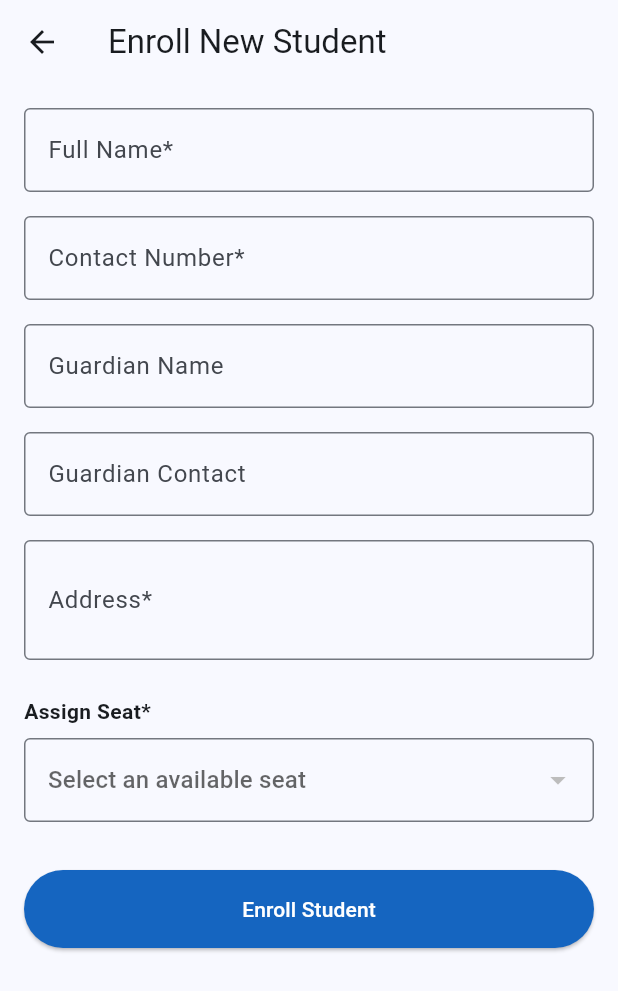
After one commit to Sarmad24x/Mehr-Study-Point, a Flutter app: the MainNavigation screen opened directly, item 3 of the bottom bar chosen, after a tap on the "add" icon, on a phone screen of 412 x 824 dp. The commit adds this screen. Shown: the top 991 px of the screen. Run offline on Flutter 3.47's test engine with Material 3 defaults, Android fonts, the phone set to English and light mode, and no system bars; our stand-ins replace cloud_firestore, firebase_auth, firebase_core, flutter_riverpod, hive, hive_flutter; accounts and stored records are empty.

Commit message:
Add student and fee management features
Introduced providers, services, and screens for student and fee management. Added Riverpod providers for students and fees, implemented Firestore-backed services for both, and created UI screens for listing, adding students, and managing fees. Updated main navigation to include new screens and role-based access.

```diff
--- /dev/null
+++ b/mehr_study_point/lib/providers/student_provider.dart
@@ -0,0 +1,27 @@
+import 'package:flutter_riverpod/flutter_riverpod.dart';
+import 'service_providers.dart';
+import '../models/student_model.dart';
+
+final studentsStreamProvider = StreamProvider<List<StudentModel>>((ref) {
+  return ref.watch(studentServiceProvider).getStudentsStream();
+});
+
+final studentSearchQueryProvider = StateProvider<String>((ref) => '');
+
+final filteredStudentsProvider = Provider<List<StudentModel>>((ref) {
+  final studentsAsync = ref.watch(studentsStreamProvider);
+  final searchQuery = ref.watch(studentSearchQueryProvider).toLowerCase();
+
+  return studentsAsync.when(
+    data: (students) {
+      if (searchQuery.isEmpty) return students;
+      return students.where((student) {
+        return student.fullName.toLowerCase().contains(searchQuery) ||
+            student.contactNumber.contains(searchQuery) ||
+            (student.assignedSeatNumber?.contains(searchQuery) ?? false);
+      }).toList();
+    },
+    loading: () => [],
+    error: (_, __) => [],
+  );
+});
--- /dev/null
+++ b/mehr_study_point/lib/screens/students/add_student_screen.dart
@@ -0,0 +1,159 @@
+import 'package:flutter/material.dart';
+import 'package:flutter_riverpod/flutter_riverpod.dart';
+import 'package:uuid/uuid.dart';
+import '../../models/student_model.dart';
+import '../../models/seat_model.dart';
+import '../../providers/service_providers.dart';
+import '../../providers/seat_provider.dart';
+
+class AddStudentScreen extends ConsumerStatefulWidget {
+  const AddStudentScreen({super.key});
+
+  @override
+  ConsumerState<AddStudentScreen> createState() => _AddStudentScreenState();
+}
+
+class _AddStudentScreenState extends ConsumerState<AddStudentScreen> {
+  final _formKey = GlobalKey<FormState>();
+  final _nameController = TextEditingController();
+  final _contactController = TextEditingController();
+  final _guardianNameController = TextEditingController();
+  final _guardianContactController = TextEditingController();
+  final _addressController = TextEditingController();
+
+  SeatModel? _selectedSeat;
+  bool _isLoading = false;
+
+  @override
+  void dispose() {
+    _nameController.dispose();
+    _contactController.dispose();
+    _guardianNameController.dispose();
+    _guardianContactController.dispose();
+    _addressController.dispose();
+    super.dispose();
+  }
+
+  Future<void> _saveStudent() async {
+    if (!_formKey.currentState!.validate()) return;
+    if (_selectedSeat == null) {
+      ScaffoldMessenger.of(context).showSnackBar(
+        const SnackBar(content: Text('Please select a seat')),
+      );
+      return;
+    }
+
+    setState(() => _isLoading = true);
+
+    try {
+      final student = StudentModel(
+        id: const Uuid().v4(),
+        fullName: _nameController.text.trim(),
+        contactNumber: _contactController.text.trim(),
+        guardianName: _guardianNameController.text.trim().isEmpty ? null : _guardianNameController.text.trim(),
+        guardianContact: _guardianContactController.text.trim().isEmpty ? null : _guardianContactController.text.trim(),
+        address: _addressController.text.trim(),
+        admissionDate: DateTime.now(),
+        status: 'Active',
+        assignedSeatId: _selectedSeat?.id,
+        assignedSeatNumber: _selectedSeat?.seatNumber,
+      );
+
+      await ref.read(studentServiceProvider).addStudent(student);
+
+      if (mounted) {
+        Navigator.pop(context);
+        ScaffoldMessenger.of(context).showSnackBar(
+          const SnackBar(content: Text('Student enrolled successfully')),
+        );
+      }
+    } catch (e) {
+      if (mounted) {
+        ScaffoldMessenger.of(context).showSnackBar(
+          SnackBar(content: Text('Error: $e')),
+        );
+      }
+    } finally {
+      if (mounted) setState(() => _isLoading = false);
+    }
+  }
+
+  @override
+  Widget build(BuildContext context) {
+    final seatsAsync = ref.watch(seatsStreamProvider);
+    final availableSeats = seatsAsync.value?.where((s) => s.status == SeatStatus.available).toList() ?? [];
+
+    return Scaffold(
+      appBar: AppBar(title: const Text('Enroll New Student')),
+      body: _isLoading
+        ? const Center(child: CircularProgressIndicator())
+        : SingleChildScrollView(
+            padding: const EdgeInsets.all(16),
+            child: Form(
+              key: _formKey,
+              child: Column(
+                crossAxisAlignment: CrossAxisAlignment.stretch,
+                children: [
+                  TextFormField(
+                    controller: _nameController,
+                    decoration: const InputDecoration(labelText: 'Full Name*', border: OutlineInputBorder()),
+                    validator: (value) => value?.isEmpty ?? true ? 'Required' : null,
+                  ),
+                  const SizedBox(height: 16),
+                  TextFormField(
+                    controller: _contactController,
+                    decoration: const InputDecoration(labelText: 'Contact Number*', border: OutlineInputBorder()),
+                    keyboardType: TextInputType.phone,
+                    validator: (value) => value?.isEmpty ?? true ? 'Required' : null,
+                  ),
+                  const SizedBox(height: 16),
+                  TextFormField(
+                    controller: _guardianNameController,
+                    decoration: const InputDecoration(labelText: 'Guardian Name', border: OutlineInputBorder()),
+                  ),
+                  const SizedBox(height: 16),
+                  TextFormField(
+                    controller: _guardianContactController,
+                    decoration: const InputDecoration(labelText: 'Guardian Contact', border: OutlineInputBorder()),
+                    keyboardType: TextInputType.phone,
+                  ),
+                  const SizedBox(height: 16),
+                  TextFormField(
+                    controller: _addressController,
+                    decoration: const InputDecoration(labelText: 'Address*', border: OutlineInputBorder()),
+                    maxLines: 2,
+                    validator: (value) => value?.isEmpty ?? true ? 'Required' : null,
+                  ),
+                  const SizedBox(height: 24),
+                  const Text('Assign Seat*', style: TextStyle(fontWeight: FontWeight.bold)),
+                  const SizedBox(height: 8),
+                  DropdownButtonFormField<SeatModel>(
+                    decoration: const InputDecoration(border: OutlineInputBorder()),
+                    hint: const Text('Select an available seat'),
+                    value: _selectedSeat,
+                    items: availableSeats.map((seat) {
+                      return DropdownMenuItem(
+                        value: seat,
+                        child: Text('Seat ${seat.seatNumber}'),
+                      );
+                    }).toList(),
+                    onChanged: (value) => setState(() => _selectedSeat = value),
+                    validator: (value) => value == null ? 'Required' : null,
+                  ),
+                  const SizedBox(height: 32),
+                  ElevatedButton(
+                    onPressed: _saveStudent,
+                    style: ElevatedButton.styleFrom(
+                      padding: const EdgeInsets.symmetric(vertical: 16),
+                      backgroundColor: Colors.blue.shade800,
+                      foregroundColor: Colors.white,
+                    ),
+                    child: const Text('Enroll Student'),
+                  ),
+                ],
+              ),
+            ),
+          ),
+    );
+  }
+}
--- /dev/null
+++ b/mehr_study_point/lib/screens/students/student_list_screen.dart
@@ -0,0 +1,78 @@
+import 'package:flutter/material.dart';
+import 'package:flutter_riverpod/flutter_riverpod.dart';
+import '../../providers/student_provider.dart';
+import 'add_student_screen.dart';
+
+class StudentListScreen extends ConsumerWidget {
+  const StudentListScreen({super.key});
+
+  @override
+  Widget build(BuildContext context, WidgetRef ref) {
+    final studentsAsync = ref.watch(studentsStreamProvider);
+    final filteredStudents = ref.watch(filteredStudentsProvider);
+
+    return Scaffold(
+      appBar: AppBar(
+        title: const Text('Students'),
+        bottom: PreferredSize(
+          preferredSize: const Size.fromHeight(60),
+          child: Padding(
+            padding: const EdgeInsets.symmetric(horizontal: 16.0, vertical: 8.0),
+            child: TextField(
+              onChanged: (value) =>
+                  ref.read(studentSearchQueryProvider.notifier).state = value,
+              decoration: InputDecoration(
+                hintText: 'Search by name, contact or seat...',
+                prefixIcon: const Icon(Icons.search),
+                filled: true,
+                fillColor: Colors.white,
+                border: OutlineInputBorder(
+                  borderRadius: BorderRadius.circular(12),
+                  borderSide: BorderSide.none,
+                ),
+              ),
+            ),
+          ),
+        ),
+      ),
+      body: studentsAsync.when(
+        data: (_) {
+          if (filteredStudents.isEmpty) {
+            return const Center(child: Text('No students found.'));
+          }
+          return ListView.builder(
+            padding: const EdgeInsets.all(8),
+            itemCount: filteredStudents.length,
+            itemBuilder: (context, index) {
+              final student = filteredStudents[index];
+              return Card(
+                child: ListTile(
+                  leading: CircleAvatar(
+                    child: Text(student.fullName[0].toUpperCase()),
+                  ),
+                  title: Text(student.fullName),
+                  subtitle: Text('Seat: ${student.assignedSeatNumber ?? 'None'}'),
+                  trailing: const Icon(Icons.chevron_right),
+                  onTap: () {
+                    // Show student details
+                  },
+                ),
+              );
+            },
+          );
+        },
+        loading: () => const Center(child: CircularProgressIndicator()),
+        error: (e, _) => Center(child: Text('Error: $e')),
+      ),
+      floatingActionButton: FloatingActionButton(
+        onPressed: () {
+          Navigator.push(
+            context,
+            MaterialPageRoute(builder: (context) => const AddStudentScreen()),
+          );
+        },
+        child: const Icon(Icons.add),
+      ),
+    );
+  }
+}
--- /dev/null
+++ b/mehr_study_point/lib/services/student_service.dart
@@ -0,0 +1,58 @@
+import 'package:cloud_firestore/cloud_firestore.dart';
+import '../models/student_model.dart';
+import 'hive_service.dart';
+
+class StudentService {
+  final FirebaseFirestore _firestore = FirebaseFirestore.instance;
+  final HiveService _hiveService;
+
+  StudentService(this._hiveService);
+
+  // Stream of students from Firestore
+  Stream<List<StudentModel>> getStudentsStream() {
+    return _firestore.collection('students').orderBy('admissionDate', descending: true).snapshots().map(
+      (snapshot) {
+        final students = snapshot.docs.map((doc) {
+          final data = doc.data();
+          data['id'] = doc.id;
+          return StudentModel.fromMap(data);
+        }).toList();
+
+        _cacheStudents(students);
+        return students;
+      },
+    );
+  }
+
+  void _cacheStudents(List<StudentModel> students) {
+    final box = _hiveService.getBox<StudentModel>(HiveService.studentBoxName);
+    final map = {for (var student in students) student.id: student};
+    box.putAll(map);
+  }
+
+  Future<void> addStudent(StudentModel student) async {
+    await _firestore.collection('students').doc(student.id).set(student.toMap());
+
+    // If student has an assigned seat, update that seat status too
+    if (student.assignedSeatId != null) {
+      await _firestore.collection('seats').doc(student.assignedSeatId).update({
+        'status': 'reserved',
+        'studentId': student.id,
+      });
+    }
+  }
+
+  Future<void> updateStudent(StudentModel student) async {
+    await _firestore.collection('students').doc(student.id).update(student.toMap());
+  }
+
+  Future<void> deleteStudent(String studentId, {String? seatId}) async {
+    await _firestore.collection('students').doc(studentId).delete();
+    if (seatId != null) {
+      await _firestore.collection('seats').doc(seatId).update({
+        'status': 'available',
+        'studentId': null,
+      });
+    }
+  }
+}
--- a/mehr_study_point/lib/widgets/main_navigation.dart
+++ b/mehr_study_point/lib/widgets/main_navigation.dart
@@ -3,6 +3,9 @@ import 'package:flutter_riverpod/flutter_riverpod.dart';
 import '../providers/auth_provider.dart';
 import '../screens/dashboard/dashboard_screen.dart';
 import '../screens/seats/seat_management_screen.dart';
+import '../screens/students/student_list_screen.dart';
+import '../screens/fees/fee_management_screen.dart';
+import '../models/user_model.dart';
 
 class MainNavigation extends ConsumerStatefulWidget {
   const MainNavigation({super.key});
@@ -14,26 +17,18 @@ class MainNavigation extends ConsumerStatefulWidget {
 class _MainNavigationState extends ConsumerState<MainNavigation> {
   int _selectedIndex = 0;
 
-  // Screens
-  static const List<Widget> _employeeScreens = [
-    DashboardScreen(),
-    SeatManagementScreen(),
-    Center(child: Text('Students Screen')),
-  ];
-
-  static const List<Widget> _adminScreens = [
-    DashboardScreen(),
-    SeatManagementScreen(),
-    Center(child: Text('Students Screen')),
-    Center(child: Text('Fees Screen')),
-    Center(child: Text('Settings Screen')),
-  ];
-
   @override
   Widget build(BuildContext context) {
     final userProfile = ref.watch(userProfileProvider).value;
     final isAdmin = userProfile?.role == UserRole.admin;
-    final screens = isAdmin ? _adminScreens : _employeeScreens;
+
+    final List<Widget> screens = [
+      const DashboardScreen(),
+      const SeatManagementScreen(),
+      const StudentListScreen(),
+      if (isAdmin) const FeeManagementScreen(),
+      if (isAdmin) const Center(child: Text('Settings Screen')),
+    ];
 
     return Scaffold(
       body: IndexedStack(
```
Also changed, not shown: mehr_study_point/lib/providers/fee_provider.dart (added, +28 -0 lines), mehr_study_point/lib/providers/service_providers.dart (+13 -2 lines), mehr_study_point/lib/screens/fees/fee_management_screen.dart (added, +160 -0 lines), mehr_study_point/lib/services/fee_service.dart (added, +48 -0 lines).
